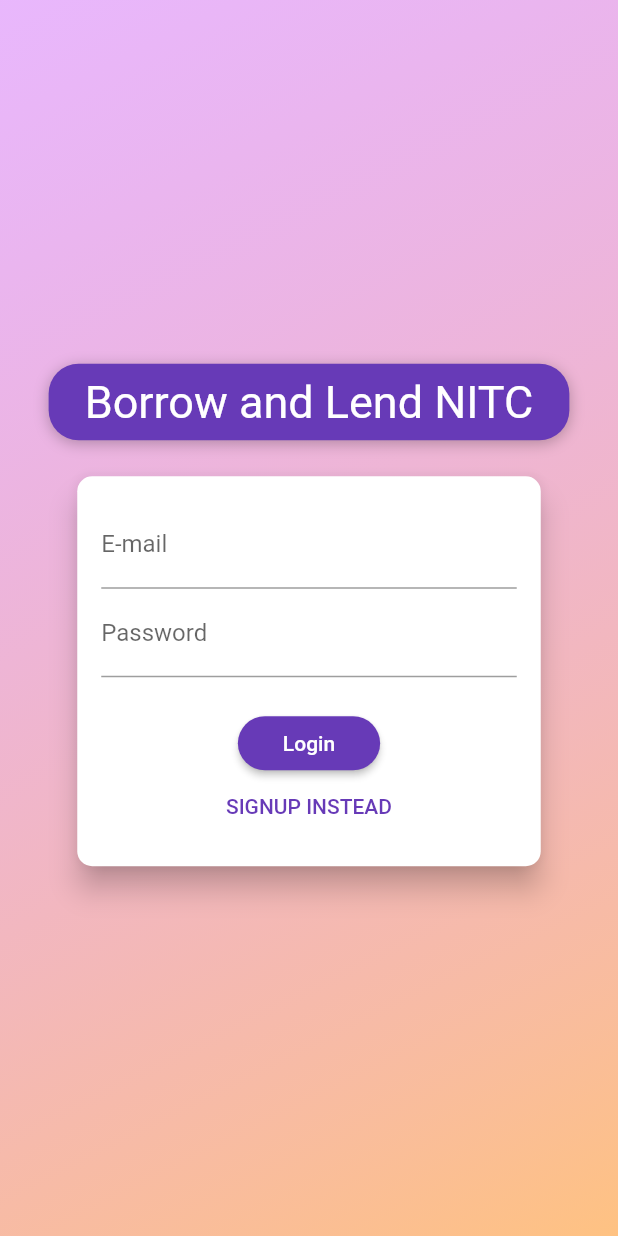
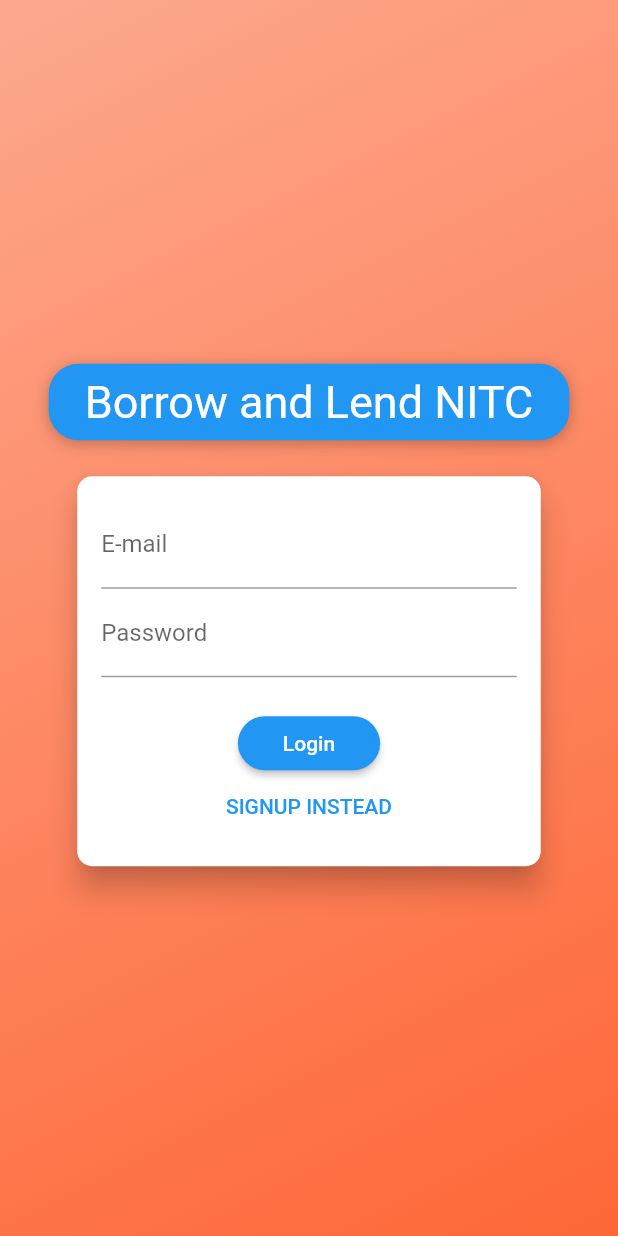
Before and after one commit to sumityadavs7y/SEBorrowAndLendAPP, a Flutter app: the screen it shows after launch, on a phone screen of 412 x 824 dp. Run offline on Flutter 3.47's test engine with Material 2 defaults, Android fonts, the phone set to English and light mode, and no system bars; our stand-ins replace flutter_rating_bar, shared_preferences.

Commit message:
final submission commit

```diff
--- a/lib/main.dart
+++ b/lib/main.dart
@@ -58,7 +58,7 @@ class MyApp extends StatelessWidget {
           return MaterialApp(
             title: 'Borrow and Lend NITC',
             theme: ThemeData(
-              primarySwatch: Colors.deepPurple,
+              primarySwatch: Colors.blue,
               accentColor: Colors.deepOrange,
             ),
             home: auth.isAuth
--- a/lib/screens/auth_screen.dart
+++ b/lib/screens/auth_screen.dart
@@ -1,4 +1,5 @@
 import 'dart:io';
+import 'dart:math';
 
 import 'package:borrow_and_lend_nitc/providers/auth.dart';
 import 'package:flutter/material.dart';
@@ -9,6 +10,20 @@ enum AuthMode { Signup, Login }
 class AuthScreen extends StatelessWidget {
   static const routeName = '/auth';
 
+  MaterialColor getRandomColor() {
+    List<MaterialColor> colors = [
+      Colors.blue,
+      Colors.purple,
+      Colors.red,
+      Colors.teal,
+      Colors.deepOrange,
+      Colors.green,
+      Colors.amber,
+      Colors.deepPurple
+    ];
+    return colors[Random().nextInt(colors.length)];
+  }
+
   @override
   Widget build(BuildContext context) {
     final deviceSize = MediaQuery.of(context).size;
@@ -18,8 +33,8 @@ class AuthScreen extends StatelessWidget {
           decoration: BoxDecoration(
               gradient: LinearGradient(
             colors: [
-              Color.fromRGBO(215, 117, 255, 1).withOpacity(0.5),
-              Color.fromRGBO(255, 188, 117, 1).withOpacity(0.9),
+              getRandomColor().withOpacity(0.5),
+              getRandomColor().withOpacity(0.9),
             ],
             begin: Alignment.topLeft,
             end: Alignment.bottomRight,
```
Also changed, not shown: 7 other files.
